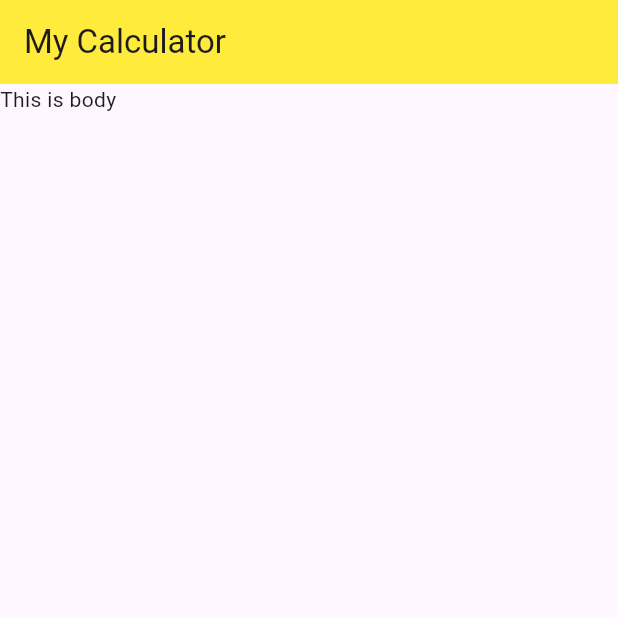
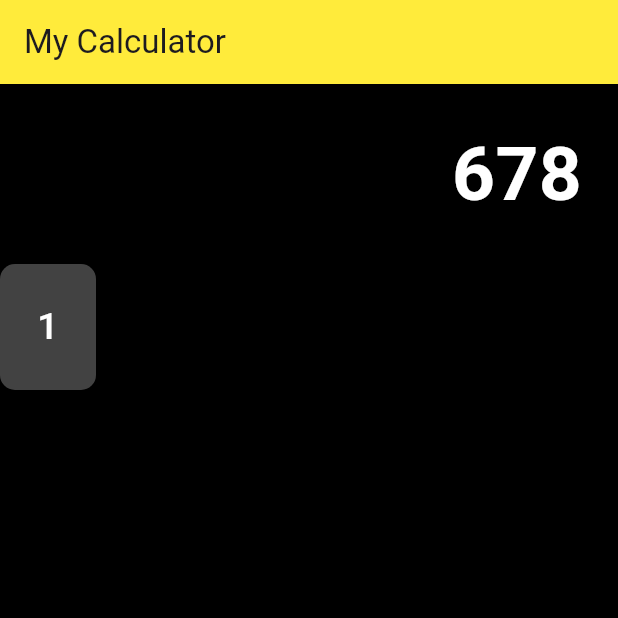
Before and after one commit to AbuZafor99/Calculator-App---Flutter, a Flutter app: the screen it shows after launch, on a phone screen of 412 x 824 dp, the top half of it. Run offline on Flutter 3.47's test engine with Material 3 defaults, Android fonts, the phone set to English and light mode, and no system bars.

Commit message:
initial commit

```diff
--- a/lib/calculator_main.dart
+++ b/lib/calculator_main.dart
@@ -1,3 +1,4 @@
+import 'package:calculator_app/widget/buildButton.dart';
 import 'package:flutter/material.dart';
 
 class Calculator_app extends StatefulWidget {
@@ -11,11 +12,30 @@ class _Calculator_appState extends State<Calculator_app> {
   @override
   Widget build(BuildContext context) {
     return Scaffold(
+      backgroundColor: Colors.black,
       appBar: AppBar(
         title: const Text("My Calculator"),
         backgroundColor: Colors.yellow,
       ),
-      body: const Text("This is body"),
+      body:Column(
+        children: [
+          Container(
+            alignment: Alignment.bottomRight,
+            padding: EdgeInsets.all(24),
+            child: Text("678",
+            style: TextStyle(
+              fontSize: 50,
+              fontWeight: FontWeight.bold,
+              color: Colors.white
+            ),),
+          ),
+          Row(
+            children: [
+              buildButton()
+            ],
+          )
+        ],
+      ),
     );
   }
 }
--- a/lib/main.dart
+++ b/lib/main.dart
@@ -11,6 +11,7 @@ class MyApp extends StatelessWidget {
   @override
   Widget build(BuildContext context) {
     return MaterialApp(
+      debugShowCheckedModeBanner: false,
       title: 'Calculator App',
       theme: ThemeData(
         primarySwatch: Colors.blue,
--- /dev/null
+++ b/lib/widget/buildButton.dart
@@ -0,0 +1,25 @@
+import 'package:flutter/cupertino.dart';
+import 'package:flutter/material.dart';
+
+class buildButton extends StatelessWidget {
+  const buildButton({
+    super.key,
+  });
+
+  @override
+  Widget build(BuildContext context) {
+    return ElevatedButton(
+        style: ElevatedButton.styleFrom(
+            padding: EdgeInsets.all(24),
+            shape: RoundedRectangleBorder(borderRadius: BorderRadius.circular(10)),
+            backgroundColor: Colors.grey[800]
+        ),
+        onPressed: (){},
+        child: Text("1",
+          style: TextStyle(
+              fontSize: 25,
+              color: Colors.white
+          ),)
+    );
+  }
+}
```
